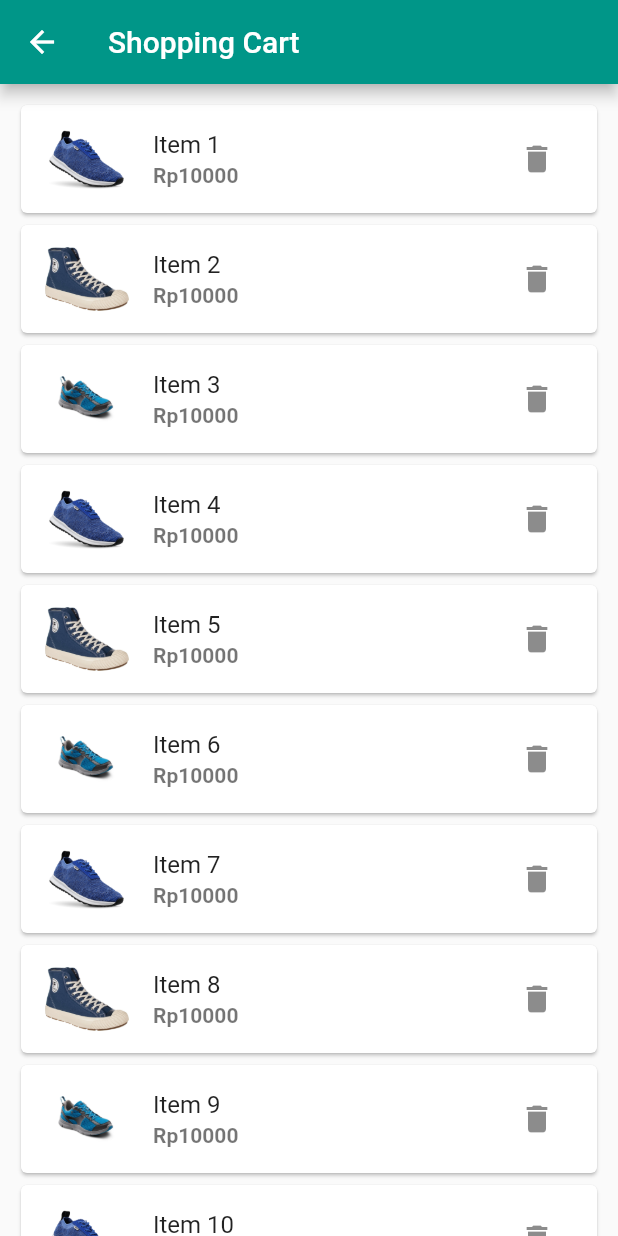
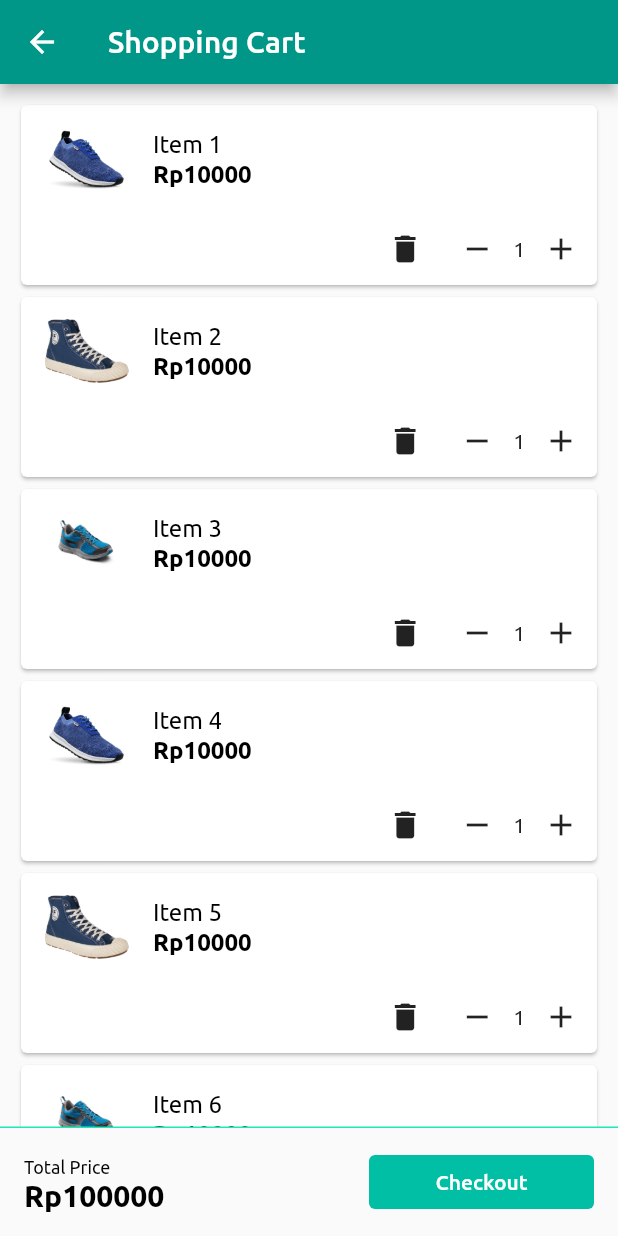
Before and after one commit to ManEnfu/inthe-store, a Flutter app: the ShoppingCartPage screen opened by its route, on a phone screen of 412 x 824 dp. Run offline on Flutter 3.47's test engine with Material 2 defaults, Android fonts, the phone set to English and light mode, and no system bars; project files that could hold a hidden picture were left out.

Commit message:
shopping cart number dial

```diff
--- a/lib/main.dart
+++ b/lib/main.dart
@@ -15,6 +15,7 @@ class StoreApp extends StatelessWidget {
       title: 'InThe Store', // Judul bebas
       theme: ThemeData(
         primarySwatch: Colors.teal,
+        fontFamily: 'Ubuntu',
       ),
       routes: {
         '/': (context) => const CatalogPage(),
--- a/lib/ui/catalog/index.dart
+++ b/lib/ui/catalog/index.dart
@@ -1,7 +1,5 @@
 import 'package:flutter/material.dart';
 import 'package:inthe_store/models/product.dart';
-import 'package:inthe_store/ui/product_detail/index.dart';
-import 'package:inthe_store/ui/shopping_cart/index.dart';
 
 class CatalogPage extends StatelessWidget {
   const CatalogPage({
--- a/lib/ui/product_detail/index.dart
+++ b/lib/ui/product_detail/index.dart
@@ -1,6 +1,5 @@
 import 'package:flutter/material.dart';
 import 'package:inthe_store/models/product.dart';
-import 'package:inthe_store/ui/shopping_cart/index.dart';
 
 class ProductDetailPage extends StatelessWidget {
   const ProductDetailPage({
--- a/lib/ui/shopping_cart/index.dart
+++ b/lib/ui/shopping_cart/index.dart
@@ -40,8 +40,16 @@ class ShoppingCartPage extends StatelessWidget {
         itemCount: items.length,
         itemBuilder: (BuildContext context, int index) {
           return Card(
-            child: ListTile(
-              title: Text(items[index].name),
+            child: Column(
+              children: [
+                ListTile(
+                  title: Text(
+                    items[index].name,
+                    style: const TextStyle(
+                      fontSize: 16,
+                      color: Colors.black,
+                    ),
+                  ),
                   leading: Image.asset(
                     items[index].image,
                     height: 56.0,
@@ -50,16 +58,56 @@ class ShoppingCartPage extends StatelessWidget {
                   ),
                   subtitle: Text(
                     'Rp${items[index].price}',
-                style: const TextStyle(fontWeight: FontWeight.bold),
+                    style: const TextStyle(
+                      fontSize: 16,
+                      fontWeight: FontWeight.bold,
+                      color: Colors.black,
                     ),
-              trailing: IconButton(
-                icon: const Icon(Icons.delete),
-                onPressed: () {},
                   ),
+                ),
+                const ShoppingCartItemQty(),
+              ]
             ),
           );
         },
       ),
+      bottomNavigationBar: Container(
+        decoration: BoxDecoration(
+          border: Border(
+            top: BorderSide(color: Colors.tealAccent.shade400),
+          )
+        ),
+        child: ListTile(
+          title: const Text(
+                'Total Price',
+                style: TextStyle(
+                  fontSize: 12,
+                  color: Colors.black,
+                )
+              ),
+          subtitle: const Text(
+                'Rp100000',
+                style: TextStyle(
+                  fontSize: 20,
+                  fontWeight: FontWeight.bold,
+                  color: Colors.black,
+                ),
+              ),
+          trailing: ConstrainedBox(
+            constraints: const BoxConstraints(
+              minWidth: 150,
+            ),
+            child: TextButton(
+              child: const Text('Checkout'),
+              style: TextButton.styleFrom(
+                primary: Colors.white,
+                backgroundColor: Colors.tealAccent.shade700,
+              ),
+              onPressed: () {},
+            ),
+          )
+        )
+      )
     );
   }
 }
@@ -78,9 +126,7 @@ class _ShoppingCartItemQtyState extends State<ShoppingCartItemQty> {
 
   @override
   Widget build(BuildContext context) {
-    return Container(
-      constraints: const BoxConstraints(maxWidth: 180),
-      child: Row(
+    return Row(
       mainAxisAlignment: MainAxisAlignment.end,
       children: [
         IconButton(
@@ -102,7 +148,6 @@ class _ShoppingCartItemQtyState extends State<ShoppingCartItemQty> {
           },
         ),
       ],
-      )
     );
   }
 }
```
Also changed, not shown: pubspec.yaml (+18 -0 lines), fonts/Ubuntu-B.ttf (added), fonts/Ubuntu-BI.ttf (added), fonts/Ubuntu-L.ttf (added), fonts/Ubuntu-LI.ttf (added), fonts/Ubuntu-M.ttf (added), fonts/Ubuntu-MI.ttf (added), fonts/Ubuntu-R.ttf (added), fonts/Ubuntu-RI.ttf (added), pubspec.lock. Lines whose indentation alone changed are shown as unchanged.
